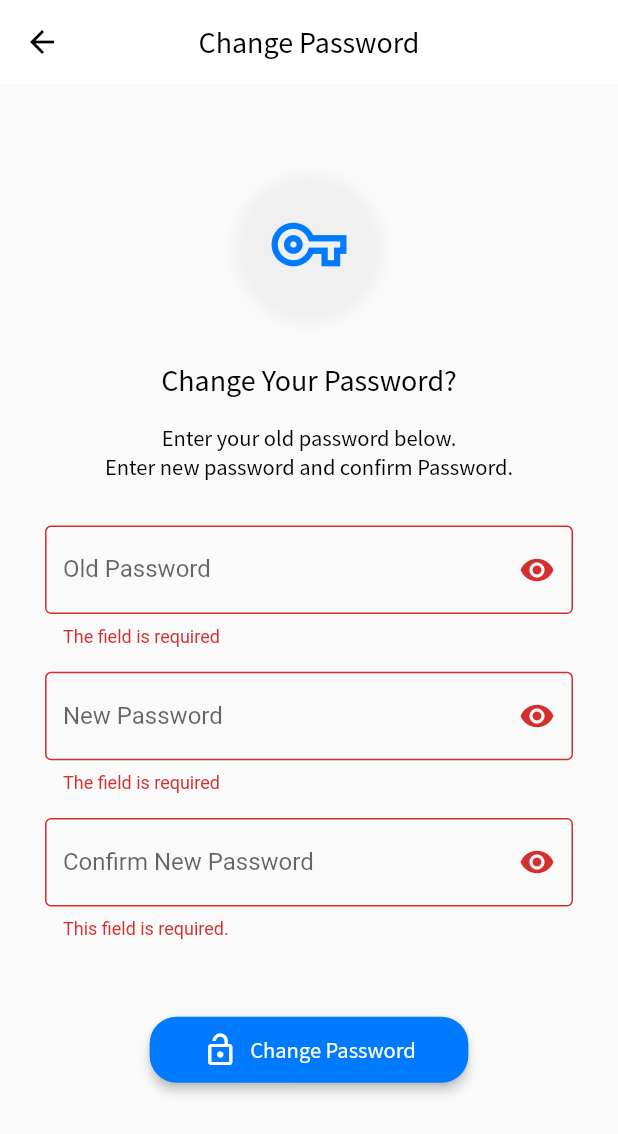
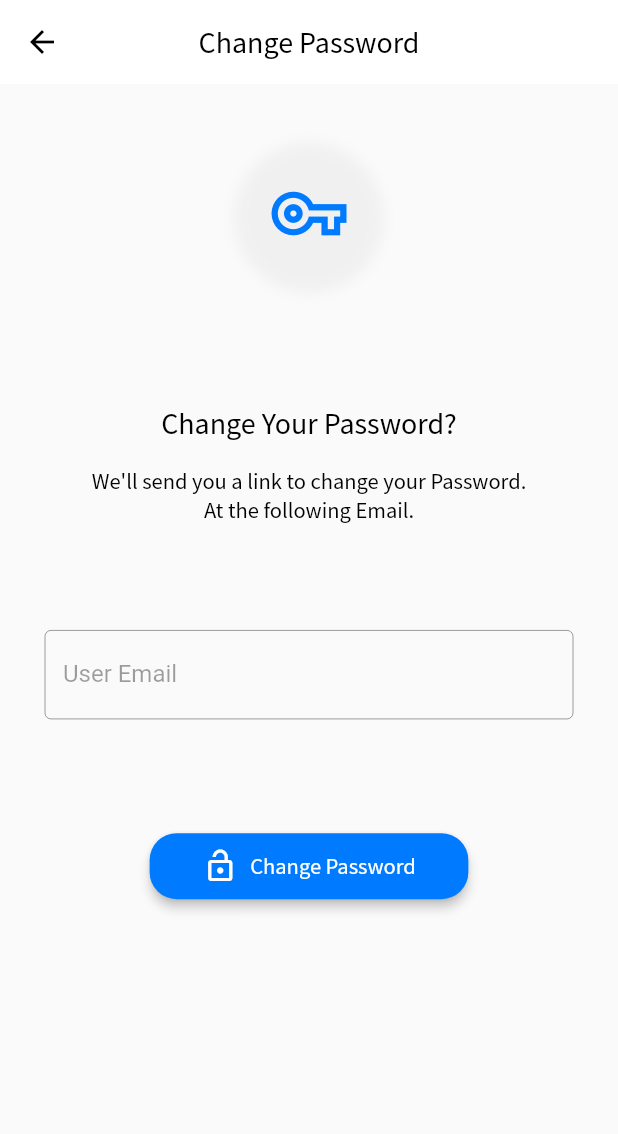
Before and after one commit to faseeh1999/find_my_school_updated, a Flutter app: the ChangePassword screen opened directly, after a tap on "Change Password", on a phone screen of 412 x 824 dp. Shown: the top 1134 px of the screen. Run offline on Flutter 3.47's test engine with Material 2 defaults, Android fonts, the phone set to English and light mode, and no system bars; our stand-ins replace animated_text_kit, cloud_firestore, firebase_auth, flutter_spinkit, form_validator, introduction_screen and 1 more; missing offline and left inert: mailer; accounts and stored records are empty; network calls fail.

Commit message:
Completed Change Password & Fixed Register Screen
Change Password now uses reset password link while Register function now also add users to database.

```diff
--- a/lib/screens/authenticate/register.dart
+++ b/lib/screens/authenticate/register.dart
@@ -206,18 +206,15 @@ class _RegisterScreenState extends State<RegisterScreen> {
                                   setState(() {
                                     isLoading = true;
                                   });
-                                  User result =
-                                      await _auth.registerWithEmailAndPassword(
-                                          _email.text, _pass.text);
-                                  await DatabaseService(uid: result.uid)
-                                      .updateUserDate(
-                                          _name.text, _email.text, _phone.text);
-                                  if (result == null) {
+
+                                  await _auth
+                                      .registerWithEmailAndPassword(_name.text,
+                                          _email.text, _pass.text, _phone.text)
+                                      .whenComplete(() {
                                     setState(() {
                                       isLoading = false;
-                                      //error = "Please Provide a Valid Email";
                                     });
-                                  }
+                                  });
                                 }
                               },
                               shape: RoundedRectangleBorder(
--- a/lib/screens/settings/changePassword.dart
+++ b/lib/screens/settings/changePassword.dart
@@ -1,9 +1,13 @@
+import 'package:find_my_school_updated/models/user.dart';
+import 'package:find_my_school_updated/services/auth.dart';
+import 'package:find_my_school_updated/services/database.dart';
+import 'package:find_my_school_updated/shared/loader.dart';
 import 'package:find_my_school_updated/theme/color.dart';
 import 'package:find_my_school_updated/theme/text.dart';
 import 'package:flutter/cupertino.dart';
 import 'package:flutter/material.dart';
 import 'package:form_validator/form_validator.dart';
-import 'package:firebase_auth/firebase_auth.dart';
+import 'package:provider/provider.dart';
 
 class ChangePassword extends StatefulWidget {
   @override
@@ -13,31 +17,12 @@ class ChangePassword extends StatefulWidget {
 class _ChangePasswordState extends State<ChangePassword> {
   GlobalKey<FormState> _form = GlobalKey<FormState>();
 
+  bool isLoading = false;
+
   final TextEditingController _oldPassword = TextEditingController();
   final TextEditingController _newPassword = TextEditingController();
   final TextEditingController _confirmNewPassword = TextEditingController();
-  final FirebaseAuth _auth = FirebaseAuth.instance;
-
-  // Future<Null> changePassword(String newPassword) async {
-  //   const String API_KEY = 'YOUR_API_KEY';
-  //   final String changePasswordUrl =
-  //       'https://www.googleapis.com/identitytoolkit/v3/relyingparty/setAccountInfo?key=$API_KEY';
-  //
-  //   final String idToken = await _auth. // where user is FirebaseUser user
-  //
-  //   final Map<String, dynamic> payload = {
-  //     'email': idToken,
-  //     'password': newPassword,
-  //     'returnSecureToken': true
-  //   };
-  //
-  //   await http.post(changePasswordUrl,
-  //     body: json.encode(payload),
-  //     headers: {'Content-Type': 'application/json'},
-  //   );
-  // }
-  //
-  //
+  final AuthService _auth = AuthService();
 
   bool _validate() {
     return _form.currentState.validate();
@@ -60,6 +45,7 @@ class _ChangePasswordState extends State<ChangePassword> {
   }
 
   bool _obscureConfirmPass = true;
+  bool checkCurrentPassowrd = true;
 
   void _toggleConfirmPass() {
     setState(() {
@@ -78,15 +64,23 @@ class _ChangePasswordState extends State<ChangePassword> {
   // Password Reset Function
 
   //final FirebaseAuth _auth = FirebaseAuth.instance;
-
-  Future SendresetPasswordEmail(String email) async {
-    return _auth.sendPasswordResetEmail(email: email);
+  @override
+  void initState() {
+    super.initState();
   }
 
   @override
   Widget build(BuildContext context) {
+    final user = Provider.of<User>(context);
     Size size = MediaQuery.of(context).size;
-    return Scaffold(
+    return StreamBuilder<UserData>(
+        stream: DatabaseService(uid: user.uid).userData,
+        builder: (context, snapshot) {
+          if (snapshot.hasData) {
+            UserData userData = snapshot.data;
+            return isLoading
+                ? Loading()
+                : Scaffold(
                     appBar: AppBar(
                       iconTheme: IconThemeData(color: Colors.black),
                       elevation: 0.0,
@@ -97,12 +91,12 @@ class _ChangePasswordState extends State<ChangePassword> {
                       ),
                       centerTitle: true,
                     ),
-      body: Center(
-        child: SingleChildScrollView(
+                    body: SingleChildScrollView(
                       child: Column(
                         mainAxisAlignment: MainAxisAlignment.start,
                         crossAxisAlignment: CrossAxisAlignment.center,
                         children: [
+                          SizedBox(height: size.height * 0.05),
                           Container(
                             padding: EdgeInsets.all(20.0),
                             decoration: BoxDecoration(
@@ -112,7 +106,8 @@ class _ChangePasswordState extends State<ChangePassword> {
                                   color: Colors.grey[200].withOpacity(0.8),
                                   spreadRadius: 5,
                                   blurRadius: 7,
-                      offset: Offset(0, 3), // changes position of shadow
+                                  offset: Offset(
+                                      0, 3), // changes position of shadow
                                 ),
                               ],
                               shape: BoxShape.circle,
@@ -124,26 +119,32 @@ class _ChangePasswordState extends State<ChangePassword> {
                             ),
                           ),
                           SizedBox(
-                height: size.height * 0.04,
+                            height: size.height * 0.1,
                           ),
                           Text(
                             "Change Your Password?",
                             style: TextStyle(
-                    fontFamily: 'ss', fontSize: 20, color: Colors.black),
+                                fontFamily: 'ss',
+                                fontSize: 20,
+                                color: Colors.black),
                           ),
                           SizedBox(
                             height: size.height * 0.02,
                           ),
                           Text(
-                "Enter your old password below.",
+                            "We'll send you a link to change your Password.",
                             style: TextStyle(
-                    fontFamily: 'ss', fontSize: 15, color: Colors.black),
+                                fontFamily: 'ss',
+                                fontSize: 15,
+                                color: Colors.black),
                           ),
                           //We'll send you a link to reset your Password.
                           Text(
-                "Enter new password and confirm Password.",
+                            "At the following Email.",
                             style: TextStyle(
-                    fontFamily: 'ss', fontSize: 15, color: Colors.black),
+                                fontFamily: 'ss',
+                                fontSize: 15,
+                                color: Colors.black),
                           ),
 
                           // Login Form Starts from here.
@@ -153,97 +154,94 @@ class _ChangePasswordState extends State<ChangePassword> {
                               key: _form,
                               child: Column(
                                 children: [
+                                  SizedBox(height: size.height * 0.05),
                                   TextFormField(
-                        controller: _oldPassword,
-                        autovalidateMode: AutovalidateMode.onUserInteraction,
-                        validator: validateOldPass,
-                        obscureText: _obscureOldPass,
+                                    initialValue: userData.email,
+                                    autovalidateMode: AutovalidateMode.disabled,
+                                    enabled: false,
                                     decoration: InputDecoration(
-                            labelText: "Old Password",
-                            suffixIcon: IconButton(
-                              icon: Icon(Icons.remove_red_eye),
-                              onPressed: _toggleOldPass,
-                            ),
+                                        labelText: "User Email",
                                         border: OutlineInputBorder()),
                                   ),
-                      SizedBox(height: size.height * 0.02),
-                      TextFormField(
-                        controller: _newPassword,
-                        autovalidateMode: AutovalidateMode.onUserInteraction,
-                        validator: validateNewPass,
-                        obscureText: _obscureNewPass,
-                        decoration: InputDecoration(
-                            labelText: "New Password",
-                            suffixIcon: IconButton(
-                              icon: Icon(Icons.remove_red_eye),
-                              onPressed: _toggleNewPass,
-                            ),
-                            border: OutlineInputBorder()),
-                      ),
-                      SizedBox(height: size.height * 0.02),
-                      TextFormField(
-                        controller: _confirmNewPassword,
-                        autovalidateMode: AutovalidateMode.onUserInteraction,
-                        validator: (String val) {
-                          if (val.isEmpty) {
-                            return "This field is required.";
-                          } else if (val != _newPassword.text) {
-                            return "Password doesn't match";
-                          }
-                          return null;
-                        },
-                        obscureText: _obscureConfirmPass,
-                        decoration: InputDecoration(
-                            labelText: "Confirm New Password",
-                            suffixIcon: IconButton(
-                              icon: Icon(Icons.remove_red_eye),
-                              onPressed: _toggleConfirmPass,
-                            ),
-                            border: OutlineInputBorder()),
-                      ),
-                      SizedBox(height: size.height * 0.06),
+
+                                  // TextFormField(
+                                  //   controller: _newPassword,
+                                  //   autovalidateMode: AutovalidateMode.disabled,
+                                  //   validator: validateNewPass,
+                                  //   obscureText: _obscureNewPass,
+                                  //   decoration: InputDecoration(
+                                  //       labelText: "New Password",
+                                  //       suffixIcon: IconButton(
+                                  //         icon: Icon(Icons.remove_red_eye),
+                                  //         onPressed: _toggleNewPass,
+                                  //       ),
+                                  //       border: OutlineInputBorder()),
+                                  // ),
+                                  // SizedBox(height: size.height * 0.02),
+                                  // TextFormField(
+                                  //   controller: _confirmNewPassword,
+                                  //   autovalidateMode: AutovalidateMode.disabled,
+                                  //   validator: (String val) {
+                                  //     if (val.isEmpty) {
+                                  //       return "This field is required.";
+                                  //     } else if (val != _newPassword.text) {
+                                  //       return "Password doesn't match";
+                                  //     }
+                                  //     return null;
+                                  //   },
+                                  //   obscureText: _obscureConfirmPass,
+                                  //   decoration: InputDecoration(
+                                  //       labelText: "Confirm New Password",
+                                  //       suffixIcon: IconButton(
+                                  //         icon: Icon(Icons.remove_red_eye),
+                                  //         onPressed: _toggleConfirmPass,
+                                  //       ),
+                                  //       border: OutlineInputBorder()),
+                                  // ),
+                                  SizedBox(height: size.height * 0.09),
                                   RaisedButton.icon(
                                     elevation: 3.0,
-                        onPressed: () {
-                          if (_validate() == true) {
-                            SendresetPasswordEmail(_oldPassword.text);
-
+                                    onPressed: () async {
+                                      setState(() {
+                                        isLoading = true;
+                                      });
+                                      await _auth
+                                          .sendResetPasswordEmail(
+                                              userData.email)
+                                          .whenComplete(() {
+                                        setState(() {
+                                          isLoading = false;
+                                        });
+                                      });
                                       Widget okButton = FlatButton(
                                         child: Text("OK"),
                                         onPressed: () {
-                                // Navigator.pushAndRemoveUntil(context,
-                                //
-                                //     PageTransition(
-                                //         type: PageTransitionType.fade,
-                                //         duration: Duration(milliseconds: 500),
-                                //         child: LoginScreen())
-                                //
-                                //
-                                //     , (route) => false);
+                                          Navigator.of(context).pop();
+                                          Navigator.pop(context);
                                         },
                                       );
 
-                            // set up the AlertDialog
+                                      //set up the AlertDialog
                                       AlertDialog alert = AlertDialog(
-                              title: Text("Confirm"),
+                                        title: Text("Check your Email."),
                                         content: Text(
-                                  "Are you sure you want to change password?"),
+                                          "Kindly, Check your email and change your password with the provided link.",
+                                          style: TextStyle(fontFamily: 'ss'),
+                                        ),
                                         actions: [
                                           okButton,
                                         ],
                                       );
-                            // show the dialog
                                       showDialog(
                                         context: context,
                                         builder: (BuildContext context) {
                                           return alert;
                                         },
                                       );
-                          }
                                     },
                                     shape: RoundedRectangleBorder(
-                            borderRadius:
-                                BorderRadius.all(Radius.circular(18.0))),
+                                        borderRadius: BorderRadius.all(
+                                            Radius.circular(18.0))),
                                     label: Text(
                                       'Change Password',
                                       style: ButtonTextStyle,
@@ -256,7 +254,10 @@ class _ChangePasswordState extends State<ChangePassword> {
                                     splashColor: Colors.blueAccent,
                                     color: buttonColor,
                                     padding: EdgeInsets.only(
-                            left: 35.0, right: 35.0, top: 10.0, bottom: 10.0),
+                                        left: 35.0,
+                                        right: 35.0,
+                                        top: 10.0,
+                                        bottom: 10.0),
                                   ),
                                   SizedBox(height: size.height * 0.01),
                                 ],
@@ -266,7 +267,10 @@ class _ChangePasswordState extends State<ChangePassword> {
                         ],
                       ),
                     ),
-      ),
                   );
+          } else {
+            return Loading();
+          }
+        });
   }
 }
--- a/lib/screens/settings/settings.dart
+++ b/lib/screens/settings/settings.dart
@@ -226,6 +226,7 @@ class SettingsScreen extends StatelessWidget {
                         Widget logoutButton = FlatButton(
                           child: Text("Logout"),
                           onPressed: () async {
+                            Navigator.of(context).pop();
                             await _auth.signOut();
                           },
                         );
--- a/lib/services/auth.dart
+++ b/lib/services/auth.dart
@@ -1,4 +1,5 @@
 import 'package:find_my_school_updated/models/user.dart';
+import 'package:find_my_school_updated/services/database.dart';
 import 'package:firebase_auth/firebase_auth.dart';
 
 class AuthService {
@@ -27,17 +28,34 @@ class AuthService {
   }
 
   // register with email & pass
-  Future registerWithEmailAndPassword(String email, String password) async {
+  Future registerWithEmailAndPassword(
+      String name, String email, String password, String phone) async {
     try {
       AuthResult result = await _auth.createUserWithEmailAndPassword(
           email: email, password: password);
       FirebaseUser user = result.user;
 
-      //await DatabaseService(uid: user.uid).updateUserDate('0', 'Mario', 100);
+      await DatabaseService(uid: user.uid).updateUserDate(name, email, phone);
       return _userFromFirebaseUser(user);
     } catch (e) {
       print(e.toString());
       return null;
+    }
+  }
+
+  // To Re Authenticate User
+  Future<bool> validatePassword(String password) async {
+    var firebaseUser = await _auth.currentUser();
+
+    var authCredentials = EmailAuthProvider.getCredential(
+        email: firebaseUser.email, password: password);
+    try {
+      var authResult =
+          await firebaseUser.reauthenticateWithCredential(authCredentials);
+      return authResult.user != null;
+    } catch (e) {
+      print(e);
+      return false;
     }
   }
 
--- a/lib/shared/drawer.dart
+++ b/lib/shared/drawer.dart
@@ -4,7 +4,7 @@ import 'package:find_my_school_updated/screens/notification/notifications.dart';
 import 'package:find_my_school_updated/screens/search/search.dart';
 import 'package:find_my_school_updated/screens/settings/settings.dart';
 import 'package:find_my_school_updated/services/auth.dart';
-import 'package:firebase_auth/firebase_auth.dart';
+
 import 'package:flutter/material.dart';
 import 'package:page_transition/page_transition.dart';
 
```
Lines whose indentation alone changed are shown as unchanged.
